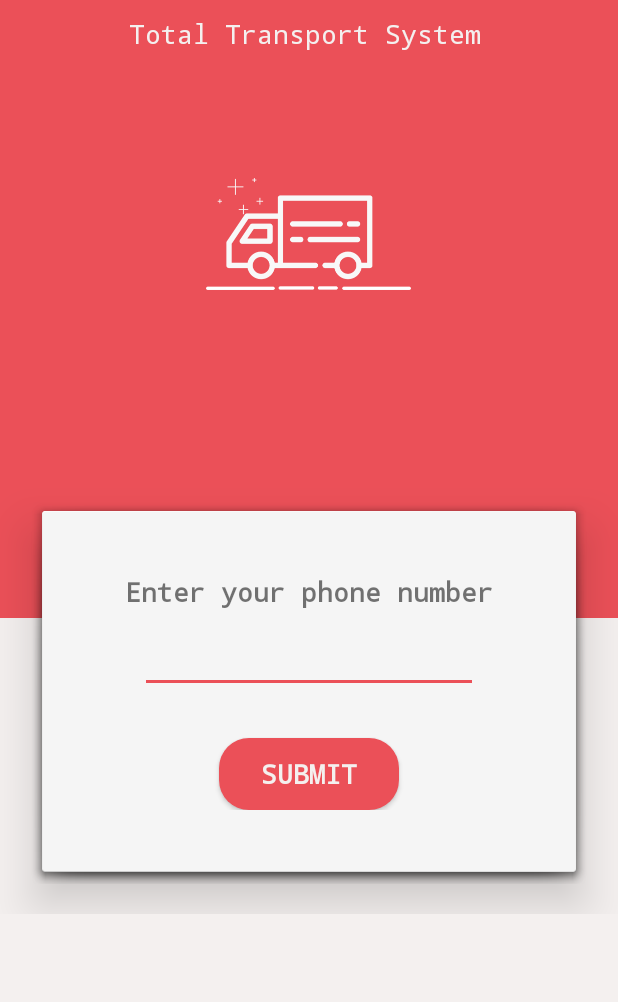
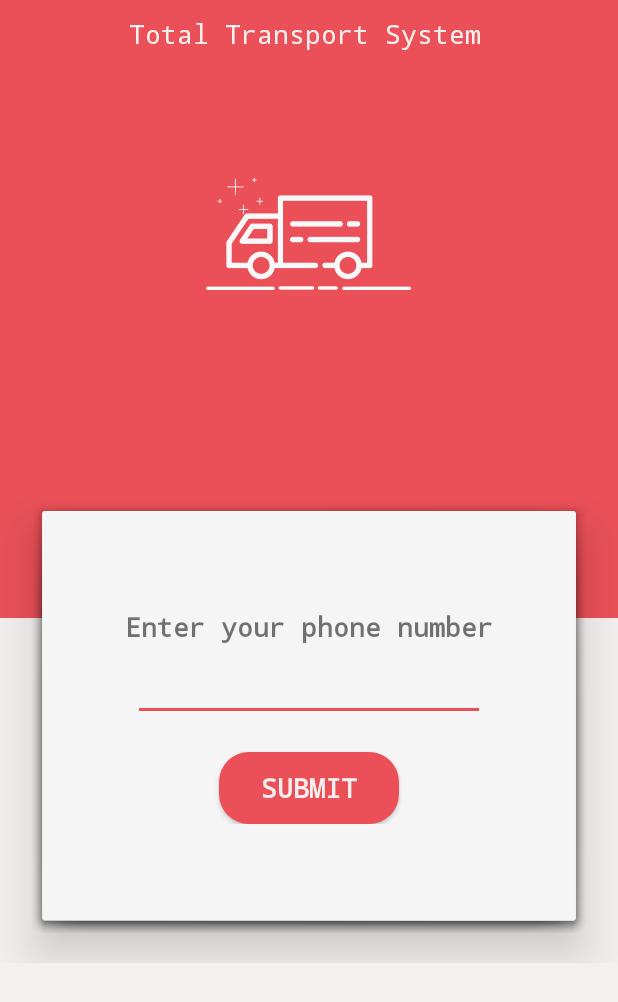
Before and after one commit to gorv005/Airlines, an Android app: the screen it shows after launch (ActivityContainer), on a phone screen of 412 x 824 dp. Shown: the top 1002 px of the screen. Run offline under Robolectric (Android 15) with nearby library versions, the phone set to English and light mode, and no system bars; our stand-ins replace ButterKnife.

Commit message:
Hello Ady

```diff
--- a/app/src/main/java/com/truck/airlines/airlines/ActivityContainer.java
+++ b/app/src/main/java/com/truck/airlines/airlines/ActivityContainer.java
@@ -97,6 +97,10 @@ public class ActivityContainer extends AppCompatActivity {
     public void onBackPressed() {
         Fragment fragment = getVisibleFragment();
 
+        if(fragment instanceof FragmentUserType)
+        {
+            onBackPressed();
+        }
         getSupportFragmentManager().executePendingTransactions();
         if (getSupportFragmentManager().getBackStackEntryCount() > 1) {
 
--- a/app/src/main/java/com/truck/airlines/airlines/fragments/FragmentUserRegistration.java
+++ b/app/src/main/java/com/truck/airlines/airlines/fragments/FragmentUserRegistration.java
@@ -189,6 +189,7 @@ public class FragmentUserRegistration extends Fragment {
                         showDialog(responsePost.getMessage());
 
 
+
                     } else {
 //                        Util.showAlert(getActivity(), getString(R.string.alert), responsePost.getMessage(), getString(R.string.ok), R.drawable.warning);
                         showDialog(responsePost.getMessage());
@@ -368,6 +369,7 @@ public class FragmentUserRegistration extends Fragment {
                 .setPositiveButton(android.R.string.yes, new DialogInterface.OnClickListener() {
                     public void onClick(DialogInterface dialog, int which) {
                         dialog.dismiss();
+                        getActivity().onBackPressed();
                     }
                 })
                 .setIcon(android.R.drawable.ic_dialog_alert)
--- a/app/src/main/res/layout/fragment_otp.xml
+++ b/app/src/main/res/layout/fragment_otp.xml
@@ -59,7 +59,7 @@
         <RelativeLayout
             android:layout_width="match_parent"
             android:layout_height="0dp"
-            android:layout_weight=".36">
+            android:layout_weight=".40">
 
 
             <RelativeLayout
@@ -76,6 +76,7 @@
                     android:orientation="vertical">
 
                     <TextView
+                        android:id="@+id/tvMsg"
                         android:layout_width="wrap_content"
                         android:layout_height="wrap_content"
                         android:text="@string/enter_phone_number"
@@ -84,6 +85,16 @@
 
                     <EditText
                         android:id="@+id/etPhoneNumber"
+                        android:layout_width="match_parent"
+                        android:layout_height="wrap_content"
+                        android:layout_margin="5dp"
+                        android:gravity="center"
+                        android:maxLength="10"
+                        android:textSize="18sp" />
+
+                    <EditText
+                        android:id="@+id/etOTP"
+                        android:visibility="gone"
                         android:layout_width="match_parent"
                         android:layout_height="wrap_content"
                         android:layout_margin="10dp"
@@ -97,7 +108,7 @@
                         android:layout_width="wrap_content"
                         android:layout_height="wrap_content"
                         android:layout_gravity="center_horizontal"
-                        android:layout_marginTop="20dp"
+                        android:layout_marginTop="15dp"
                         android:background="@drawable/bg_button"
                         android:minWidth="120dp"
                         android:text="@string/submit"
--- a/app/src/main/res/values/strings.xml
+++ b/app/src/main/res/values/strings.xml
@@ -53,4 +53,5 @@
     <string name="weight">Weight (Metric Tons)</string>
     <string name="Materialtype">Material Type</string>
     <string name="please_enter_valid_pincode">Please enter valid pincode</string>
+    <string name="please_enter_password">Please enter password</string>
 </resources>
```
Also changed, not shown: app/src/main/java/com/truck/airlines/airlines/fragments/FragmentOTP.java (+91 -12 lines).
